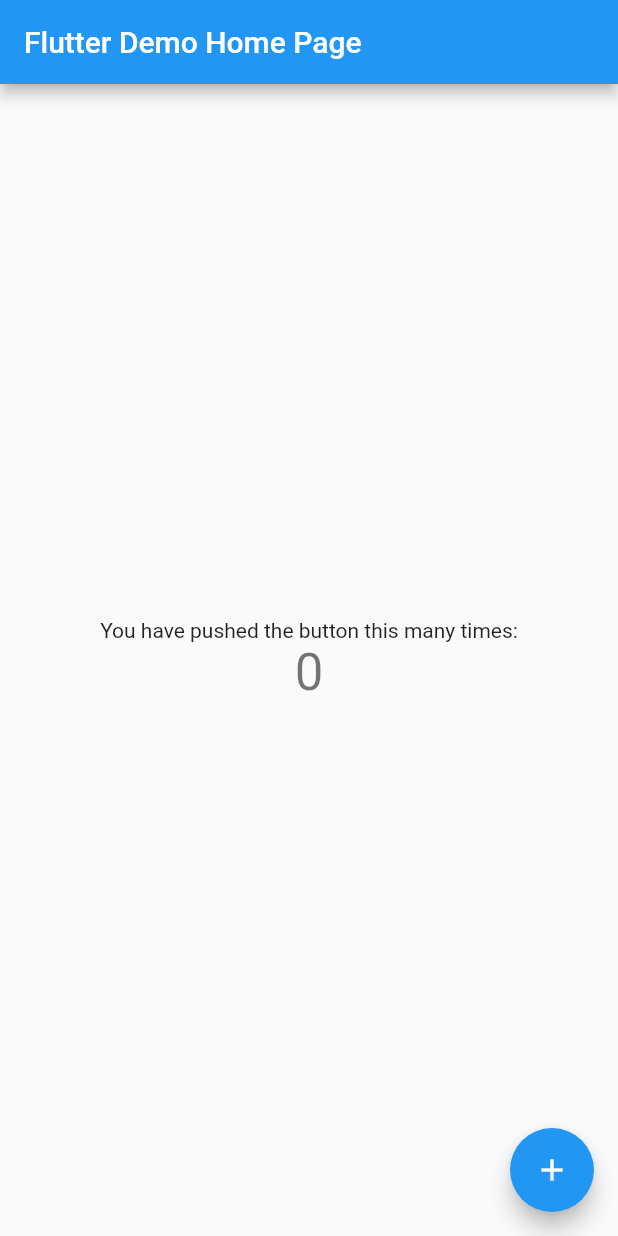
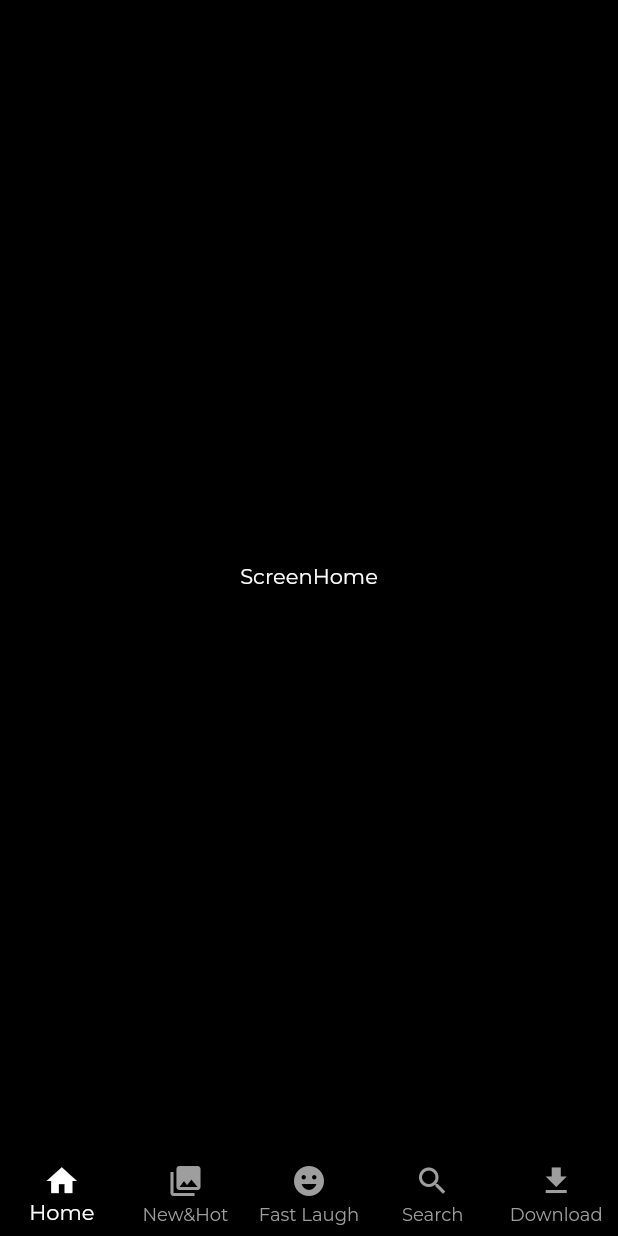
Before and after one commit to salmanulfarisi/netflix_clone_bloc, a Flutter app: the screen it shows after launch, on a phone screen of 412 x 824 dp. Run offline on Flutter 3.47's test engine with Material 2 defaults, Android fonts, the phone set to English and light mode, and no system bars; our stand-ins replace google_fonts.

Commit message:
download page completed

```diff
--- /dev/null
+++ b/lib/core/constants.dart
@@ -0,0 +1,4 @@
+import 'package:flutter/cupertino.dart';
+
+const kwidth = SizedBox(width: 10);
+const kHeight = SizedBox(height: 10);
--- a/lib/main.dart
+++ b/lib/main.dart
@@ -1,115 +1,30 @@
 import 'package:flutter/material.dart';
+import 'package:google_fonts/google_fonts.dart';
+import 'package:netflix_bloc/core/colors/colors.dart';
+import 'package:netflix_bloc/presentaion/main_page/screen_main_page.dart';
 
-void main() {
+void main(List<String> args) {
   runApp(const MyApp());
 }
 
 class MyApp extends StatelessWidget {
   const MyApp({Key? key}) : super(key: key);
 
-  // This widget is the root of your application.
   @override
   Widget build(BuildContext context) {
     return MaterialApp(
+      debugShowCheckedModeBanner: false,
       title: 'Flutter Demo',
       theme: ThemeData(
-        // This is the theme of your application.
-        //
-        // Try running your application with "flutter run". You'll see the
-        // application has a blue toolbar. Then, without quitting the app, try
-        // changing the primarySwatch below to Colors.green and then invoke
-        // "hot reload" (press "r" in the console where you ran "flutter run",
-        // or simply save your changes to "hot reload" in a Flutter IDE).
-        // Notice that the counter didn't reset back to zero; the application
-        // is not restarted.
-        primarySwatch: Colors.blue,
-      ),
-      home: const MyHomePage(title: 'Flutter Demo Home Page'),
+          scaffoldBackgroundColor: backGroungColor,
+          primarySwatch: Colors.blue,
+          backgroundColor: Colors.black,
+          fontFamily: GoogleFonts.montserrat().fontFamily,
+          textTheme: const TextTheme(
+            bodyText1: TextStyle(color: Colors.white),
+            bodyText2: TextStyle(color: Colors.white),
+          )),
+      home: ScreenMainPage(),
     );
   }
 }
-
-class MyHomePage extends StatefulWidget {
-  const MyHomePage({Key? key, required this.title}) : super(key: key);
-
-  // This widget is the home page of your application. It is stateful, meaning
-  // that it has a State object (defined below) that contains fields that affect
-  // how it looks.
-
-  // This class is the configuration for the state. It holds the values (in this
-  // case the title) provided by the parent (in this case the App widget) and
-  // used by the build method of the State. Fields in a Widget subclass are
-  // always marked "final".
-
-  final String title;
-
-  @override
-  State<MyHomePage> createState() => _MyHomePageState();
-}
-
-class _MyHomePageState extends State<MyHomePage> {
-  int _counter = 0;
-
-  void _incrementCounter() {
-    setState(() {
-      // This call to setState tells the Flutter framework that something has
-      // changed in this State, which causes it to rerun the build method below
-      // so that the display can reflect the updated values. If we changed
-      // _counter without calling setState(), then the build method would not be
-      // called again, and so nothing would appear to happen.
-      _counter++;
-    });
-  }
-
-  @override
-  Widget build(BuildContext context) {
-    // This method is rerun every time setState is called, for instance as done
-    // by the _incrementCounter method above.
-    //
-    // The Flutter framework has been optimized to make rerunning build methods
-    // fast, so that you can just rebuild anything that needs updating rather
-    // than having to individually change instances of widgets.
-    return Scaffold(
-      appBar: AppBar(
-        // Here we take the value from the MyHomePage object that was created by
-        // the App.build method, and use it to set our appbar title.
-        title: Text(widget.title),
-      ),
-      body: Center(
-        // Center is a layout widget. It takes a single child and positions it
-        // in the middle of the parent.
-        child: Column(
-          // Column is also a layout widget. It takes a list of children and
-          // arranges them vertically. By default, it sizes itself to fit its
-          // children horizontally, and tries to be as tall as its parent.
-          //
-          // Invoke "debug painting" (press "p" in the console, choose the
-          // "Toggle Debug Paint" action from the Flutter Inspector in Android
-          // Studio, or the "Toggle Debug Paint" command in Visual Studio Code)
-          // to see the wireframe for each widget.
-          //
-          // Column has various properties to control how it sizes itself and
-          // how it positions its children. Here we use mainAxisAlignment to
-          // center the children vertically; the main axis here is the vertical
-          // axis because Columns are vertical (the cross axis would be
-          // horizontal).
-          mainAxisAlignment: MainAxisAlignment.center,
-          children: <Widget>[
-            const Text(
-              'You have pushed the button this many times:',
-            ),
-            Text(
-              '$_counter',
-              style: Theme.of(context).textTheme.headline4,
-            ),
-          ],
-        ),
-      ),
-      floatingActionButton: FloatingActionButton(
-        onPressed: _incrementCounter,
-        tooltip: 'Increment',
-        child: const Icon(Icons.add),
-      ), // This trailing comma makes auto-formatting nicer for build methods.
-    );
-  }
-}
--- /dev/null
+++ b/lib/presentaion/home/screen_home.dart
@@ -0,0 +1,14 @@
+import 'package:flutter/material.dart';
+
+class ScreenHome extends StatelessWidget {
+  const ScreenHome({Key? key}) : super(key: key);
+
+  @override
+  Widget build(BuildContext context) {
+    return Scaffold(
+      body: Center(
+        child: Text('ScreenHome'),
+      ),
+    );
+  }
+}
--- /dev/null
+++ b/lib/presentaion/main_page/screen_main_page.dart
@@ -0,0 +1,33 @@
+import 'package:flutter/material.dart';
+import 'package:netflix_bloc/core/colors/colors.dart';
+import 'package:netflix_bloc/presentaion/downloads/screen_downloads.dart';
+import 'package:netflix_bloc/presentaion/fast_laugs/screen_fast_laugs.dart';
+import 'package:netflix_bloc/presentaion/home/Screen_home.dart';
+import 'package:netflix_bloc/presentaion/main_page/widgets/bottom_nav.dart';
+import 'package:netflix_bloc/presentaion/new_and_hot/screen_new_and_hot.dart';
+import 'package:netflix_bloc/presentaion/search/screen_search.dart';
+
+class ScreenMainPage extends StatelessWidget {
+  ScreenMainPage({Key? key}) : super(key: key);
+  final _pages = [
+    const ScreenHome(),
+    const ScreenNewAndHot(),
+    const ScreenFastLaughs(),
+    const ScreenSearch(),
+    ScreenDownload()
+  ];
+  @override
+  Widget build(BuildContext context) {
+    return Scaffold(
+      body: SafeArea(
+        child: ValueListenableBuilder(
+          valueListenable: indexChange,
+          builder: (BuildContext context, int index, Widget? _) {
+            return _pages[index];
+          },
+        ),
+      ),
+      bottomNavigationBar: const BottomNavigationWidgets(),
+    );
+  }
+}
--- /dev/null
+++ b/lib/presentaion/main_page/widgets/bottom_nav.dart
@@ -0,0 +1,59 @@
+import 'package:flutter/material.dart';
+import 'package:netflix_bloc/core/colors/colors.dart';
+
+ValueNotifier<int> indexChange = ValueNotifier(0);
+
+class BottomNavigationWidgets extends StatelessWidget {
+  const BottomNavigationWidgets({Key? key}) : super(key: key);
+
+  @override
+  Widget build(BuildContext context) {
+    return ValueListenableBuilder(
+        valueListenable: indexChange,
+        builder: (context, int newValue, _) {
+          return BottomNavigationBar(
+            currentIndex: newValue,
+            onTap: (index) {
+              indexChange.value = index;
+            },
+            elevation: 0,
+            backgroundColor: backGroungColor,
+            type: BottomNavigationBarType.fixed,
+            selectedItemColor: Colors.white,
+            unselectedItemColor: Colors.grey,
+            selectedIconTheme: const IconThemeData(color: Colors.white),
+            unselectedIconTheme: const IconThemeData(color: Colors.grey),
+            items: const [
+              BottomNavigationBarItem(icon: Icon(Icons.home), label: 'Home'),
+              BottomNavigationBarItem(
+                  icon: Icon(Icons.collections), label: 'New&Hot'),
+              BottomNavigationBarItem(
+                  icon: Icon(Icons.emoji_emotions), label: 'Fast Laugh'),
+              BottomNavigationBarItem(
+                  icon: Icon(Icons.search), label: 'Search'),
+              BottomNavigationBarItem(
+                  icon: Icon(Icons.download), label: 'Download'),
+            ],
+          );
+        });
+    // return BottomNavigationBar(
+    //   currentIndex: 0,
+    //   elevation: 0,
+    //   backgroundColor: backGroungColor,
+    //   type: BottomNavigationBarType.fixed,
+    //   selectedItemColor: Colors.white,
+    //   unselectedItemColor: Colors.grey,
+    //   selectedIconTheme: const IconThemeData(color: Colors.white),
+    //   unselectedIconTheme: const IconThemeData(color: Colors.grey),
+    //   items: const [
+    //     BottomNavigationBarItem(icon: Icon(Icons.home), label: 'Home'),
+    //     BottomNavigationBarItem(
+    //         icon: Icon(Icons.collections), label: 'New&Hot'),
+    //     BottomNavigationBarItem(
+    //         icon: Icon(Icons.emoji_emotions), label: 'Fast Laugh'),
+    //     BottomNavigationBarItem(icon: Icon(Icons.search), label: 'Search'),
+    //     BottomNavigationBarItem(icon: Icon(Icons.download), label: 'Download'),
+    //   ],
+    // );
+  }
+}
```
Also changed, not shown: lib/core/colors/colors.dart (added, +8 -0 lines), lib/presentaion/downloads/screen_downloads.dart (added, +202 -0 lines), lib/presentaion/fast_laugs/screen_fast_laugs.dart (added, +14 -0 lines), lib/presentaion/new_and_hot/screen_new_and_hot.dart (added, +14 -0 lines), lib/presentaion/search/screen_search.dart (added, +14 -0 lines), lib/presentaion/widgets/app_bar.dart (added, +32 -0 lines), pubspec.yaml (+4 -12 lines), pubspec.lock, 1 other file.
